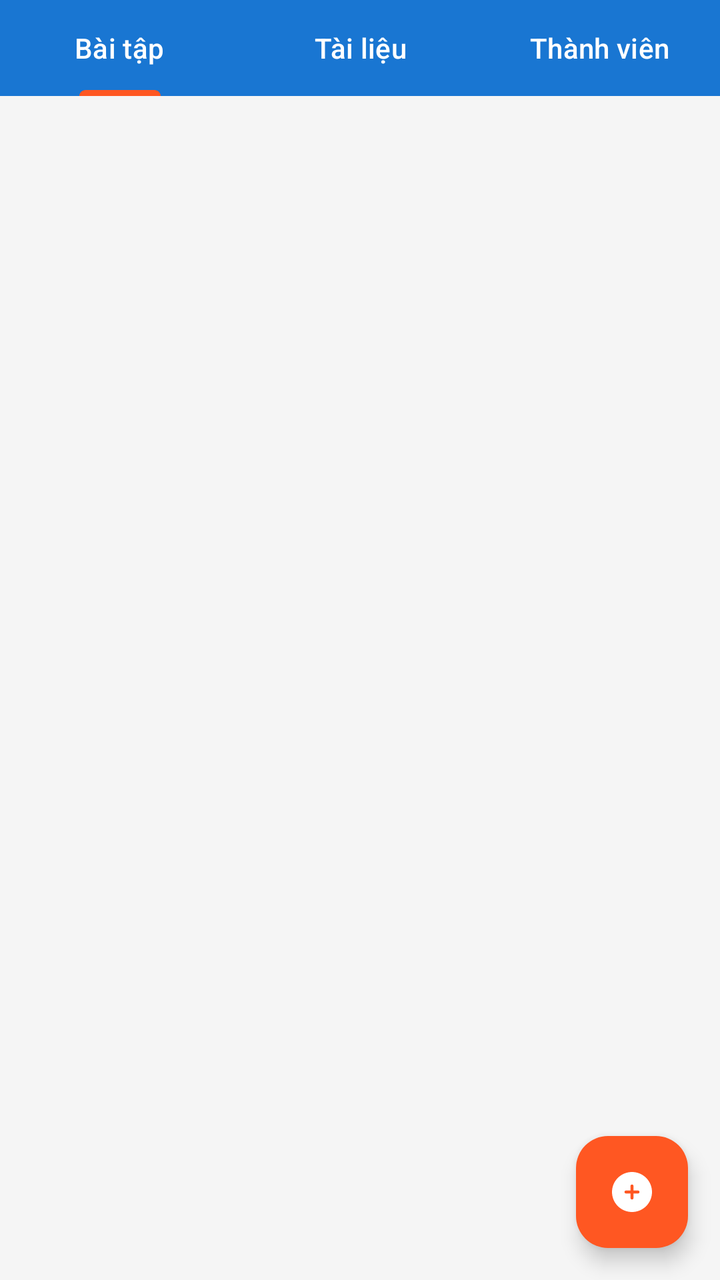
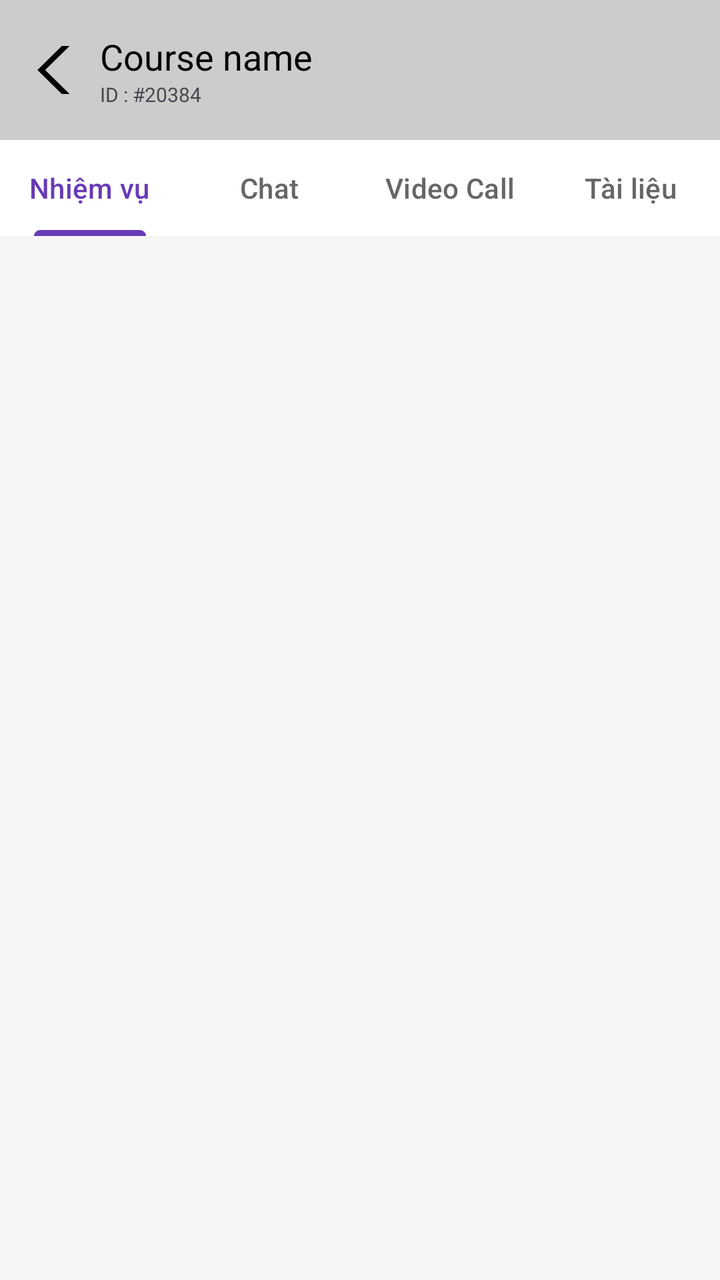

An Android layout rendered at two revisions. The XML below is the earlier revision; the diff shows what the commit changed to produce the second picture.
<!-- AndroidManifest.xml: application theme Theme.Apphoctap -->
<!-- res/layout/fragment_course_detail.xml -->
<?xml version="1.0" encoding="utf-8"?>

<androidx.coordinatorlayout.widget.CoordinatorLayout
    xmlns:android="http://schemas.android.com/apk/res/android"
    xmlns:app="http://schemas.android.com/apk/res-auto"
    xmlns:tools="http://schemas.android.com/tools"
    android:layout_width="match_parent"
    android:layout_height="match_parent"
    android:background="@color/background_color"
    >

        <com.google.android.material.tabs.TabLayout
            android:id="@+id/tabLayout"
            android:layout_width="match_parent"
            android:layout_height="wrap_content"
            android:background="@color/primary_color"
            app:tabGravity="fill"
            app:tabIndicatorColor="@color/accent_color"
            app:tabMode="fixed"
            app:tabSelectedTextColor="@android:color/white"
            app:tabTextColor="@android:color/white">

            <com.google.android.material.tabs.TabItem
                android:layout_width="wrap_content"
                android:layout_height="wrap_content"
                android:text="Bài tập" />

            <com.google.android.material.tabs.TabItem
                android:layout_width="wrap_content"
                android:layout_height="wrap_content"
                android:text="Tài liệu" />

            <com.google.android.material.tabs.TabItem
                android:layout_width="wrap_content"
                android:layout_height="wrap_content"
                android:text="Thành viên" />

        </com.google.android.material.tabs.TabLayout>


    <androidx.viewpager2.widget.ViewPager2
        android:id="@+id/viewPager"
        android:layout_width="match_parent"
        android:layout_height="match_parent"
        app:layout_behavior="@string/appbar_scrolling_view_behavior" />

    <com.google.android.material.floatingactionbutton.FloatingActionButton
        android:id="@+id/fabAddAssignment"
        android:layout_width="wrap_content"
        android:layout_height="wrap_content"
        android:layout_gravity="bottom|end"
        android:layout_margin="16dp"
        android:contentDescription="Add Assignment"
        android:src="@drawable/ic_add_class"
        app:backgroundTint="@color/accent_color"
        app:tint="@android:color/white" />

</androidx.coordinatorlayout.widget.CoordinatorLayout>
<!-- resources referenced by this layout -->
<resources>
  <color name="accent_color">#FF5722</color>
  <color name="background_color">#F5F5F5</color>
  <color name="primary_color">#1976D2</color>
  <!-- drawable ic_add_class (drawable) -->
  <vector xmlns:android="http://schemas.android.com/apk/res/android"
      android:height="64dp"
      android:width="64dp"
      android:viewportHeight="24"
      android:viewportWidth="24">
      <path
          android:fillColor="#1C274C"
          android:fillType="evenOdd"
          android:pathData="M12,22C17.523,22 22,17.523 22,12C22,6.477 17.523,2 12,2C6.477,2 2,6.477 2,12C2,17.523 6.477,22 12,22ZM12.75,9C12.75,8.586 12.414,8.25 12,8.25C11.586,8.25 11.25,8.586 11.25,9L11.25,11.25H9C8.586,11.25 8.25,11.586 8.25,12C8.25,12.414 8.586,12.75 9,12.75H11.25V15C11.25,15.414 11.586,15.75 12,15.75C12.414,15.75 12.75,15.414 12.75,15L12.75,12.75H15C15.414,12.75 15.75,12.414 15.75,12C15.75,11.586 15.414,11.25 15,11.25H12.75V9Z"/>
  </vector>
  <style name="Theme.Apphoctap" parent="Base.Theme.Apphoctap" />
  <style name="Base.Theme.Apphoctap" parent="Theme.Material3.DayNight.NoActionBar">
          
          
      </style>
</resources>

<!-- the commit's change to res/layout/fragment_course_detail.xml (unified diff, before → after) -->
@@ -1,58 +1,105 @@
 <?xml version="1.0" encoding="utf-8"?>
 
-<androidx.coordinatorlayout.widget.CoordinatorLayout
-    xmlns:android="http://schemas.android.com/apk/res/android"
+<androidx.constraintlayout.widget.ConstraintLayout xmlns:android="http://schemas.android.com/apk/res/android"
     xmlns:app="http://schemas.android.com/apk/res-auto"
     xmlns:tools="http://schemas.android.com/tools"
     android:layout_width="match_parent"
     android:layout_height="match_parent"
-    android:background="@color/background_color"
-    >
+    android:background="#F5F5F5">
 
-        <com.google.android.material.tabs.TabLayout
-            android:id="@+id/tabLayout"
-            android:layout_width="match_parent"
+    
+    <LinearLayout
+        android:id="@+id/header"
+        android:layout_width="match_parent"
+        android:layout_height="wrap_content"
+        android:background="#CCCCCC"
+        android:orientation="horizontal"
+        android:padding="16dp"
+        app:layout_constraintTop_toTopOf="parent">
+
+        <ImageButton
+            android:id="@+id/btnBack"
+            android:layout_width="24dp"
+            android:layout_height="24dp"
+            android:layout_gravity="center_vertical"
+            android:background="?attr/selectableItemBackgroundBorderless"
+            android:contentDescription="@string/coursename"
+            android:src="@drawable/ic_back"
+            tools:ignore="TouchTargetSizeCheck" />
+
+        <LinearLayout
+            android:layout_width="wrap_content"
             android:layout_height="wrap_content"
-            android:background="@color/primary_color"
-            app:tabGravity="fill"
-            app:tabIndicatorColor="@color/accent_color"
-            app:tabMode="fixed"
-            app:tabSelectedTextColor="@android:color/white"
-            app:tabTextColor="@android:color/white">
+            android:layout_gravity="center_vertical"
+            android:orientation="vertical"
+            android:layout_marginLeft="10sp">
 
-            <com.google.android.material.tabs.TabItem
+            <TextView
                 android:layout_width="wrap_content"
                 android:layout_height="wrap_content"
-                android:text="Bài tập" />
+                android:layout_gravity="center"
+                android:layout_weight="1"
+                android:gravity="center"
+                android:text="Course name"
+                android:textColor="@color/black"
+                android:textSize="18sp"
+               />
 
-            <com.google.android.material.tabs.TabItem
+            <TextView
                 android:layout_width="wrap_content"
                 android:layout_height="wrap_content"
-                android:text="Tài liệu" />
-
-            <com.google.android.material.tabs.TabItem
-                android:layout_width="wrap_content"
-                android:layout_height="wrap_content"
-                android:text="Thành viên" />
-
-        </com.google.android.material.tabs.TabLayout>
+                android:text="ID : #20384"
+                android:textSize="10sp"/>
+        </LinearLayout>
 
 
+
+
+        
+        <View
+            android:layout_width="24dp"
+            android:layout_height="24dp" />
+    </LinearLayout>
+
+
+    
+    <com.google.android.material.tabs.TabLayout
+        android:id="@+id/tabLayout"
+        android:layout_width="match_parent"
+        android:layout_height="wrap_content"
+        android:background="#FFFFFF"
+        app:layout_constraintTop_toBottomOf="@id/header"
+        app:tabIndicatorColor="#673AB7"
+        app:tabSelectedTextColor="#673AB7"
+        app:tabTextColor="#666666">
+
+        <com.google.android.material.tabs.TabItem
+            android:layout_width="wrap_content"
+            android:layout_height="wrap_content"
+            android:text="@string/tab_assignments" />
+
+        <com.google.android.material.tabs.TabItem
+            android:layout_width="wrap_content"
+            android:layout_height="wrap_content"
+            android:text="@string/tab_discussions" />
+
+        <com.google.android.material.tabs.TabItem
+            android:layout_width="wrap_content"
+            android:layout_height="wrap_content"
+            android:text="@string/tab_video_calls" />
+
+        <com.google.android.material.tabs.TabItem
+            android:layout_width="wrap_content"
+            android:layout_height="wrap_content"
+            android:text="@string/tab_materials" />
+    </com.google.android.material.tabs.TabLayout>
+
+    
     <androidx.viewpager2.widget.ViewPager2
         android:id="@+id/viewPager"
         android:layout_width="match_parent"
-        android:layout_height="match_parent"
-        app:layout_behavior="@string/appbar_scrolling_view_behavior" />
+        android:layout_height="0dp"
+        app:layout_constraintBottom_toBottomOf="parent"
+        app:layout_constraintTop_toBottomOf="@id/tabLayout" />
 
-    <com.google.android.material.floatingactionbutton.FloatingActionButton
-        android:id="@+id/fabAddAssignment"
-        android:layout_width="wrap_content"
-        android:layout_height="wrap_content"
-        android:layout_gravity="bottom|end"
-        android:layout_margin="16dp"
-        android:contentDescription="Add Assignment"
-        android:src="@drawable/ic_add_class"
-        app:backgroundTint="@color/accent_color"
-        app:tint="@android:color/white" />
-
-</androidx.coordinatorlayout.widget.CoordinatorLayout>
+</androidx.constraintlayout.widget.ConstraintLayout>
<!-- resource entries referenced after the edit -->
@@ -1,19 +1,22 @@
 <!-- resources referenced by this layout -->
 <resources>
-  <color name="accent_color">#FF5722</color>
-  <color name="background_color">#F5F5F5</color>
-  <color name="primary_color">#1976D2</color>
-  <!-- drawable ic_add_class (drawable) -->
+  <color name="black">#000000</color>
+  <!-- drawable ic_back (drawable) -->
   <vector xmlns:android="http://schemas.android.com/apk/res/android"
-      android:height="64dp"
-      android:width="64dp"
-      android:viewportHeight="24"
-      android:viewportWidth="24">
-      <path
-          android:fillColor="#1C274C"
-          android:fillType="evenOdd"
-          android:pathData="M12,22C17.523,22 22,17.523 22,12C22,6.477 17.523,2 12,2C6.477,2 2,6.477 2,12C2,17.523 6.477,22 12,22ZM12.75,9C12.75,8.586 12.414,8.25 12,8.25C11.586,8.25 11.25,8.586 11.25,9L11.25,11.25H9C8.586,11.25 8.25,11.586 8.25,12C8.25,12.414 8.586,12.75 9,12.75H11.25V15C11.25,15.414 11.586,15.75 12,15.75C12.414,15.75 12.75,15.414 12.75,15L12.75,12.75H15C15.414,12.75 15.75,12.414 15.75,12C15.75,11.586 15.414,11.25 15,11.25H12.75V9Z"/>
+      android:width="30dp"
+      android:height="30dp"
+      android:viewportWidth="42"
+      android:viewportHeight="42">
+    <path
+        android:pathData="M31,38.32l-17.609,-17.32l17.609,-17.32l-2.721,-2.68l-20.279,20.01l20.279,19.99z"
+        android:fillColor="#000000"
+        android:fillType="evenOdd"/>
   </vector>
+  <string name="coursename">Course Name</string>
+  <string name="tab_assignments">Nhiệm vụ</string>
+  <string name="tab_discussions">Chat</string>
+  <string name="tab_materials">Tài liệu</string>
+  <string name="tab_video_calls">Video Call</string>
   <style name="Theme.Apphoctap" parent="Base.Theme.Apphoctap" />
   <style name="Base.Theme.Apphoctap" parent="Theme.Material3.DayNight.NoActionBar">
           
